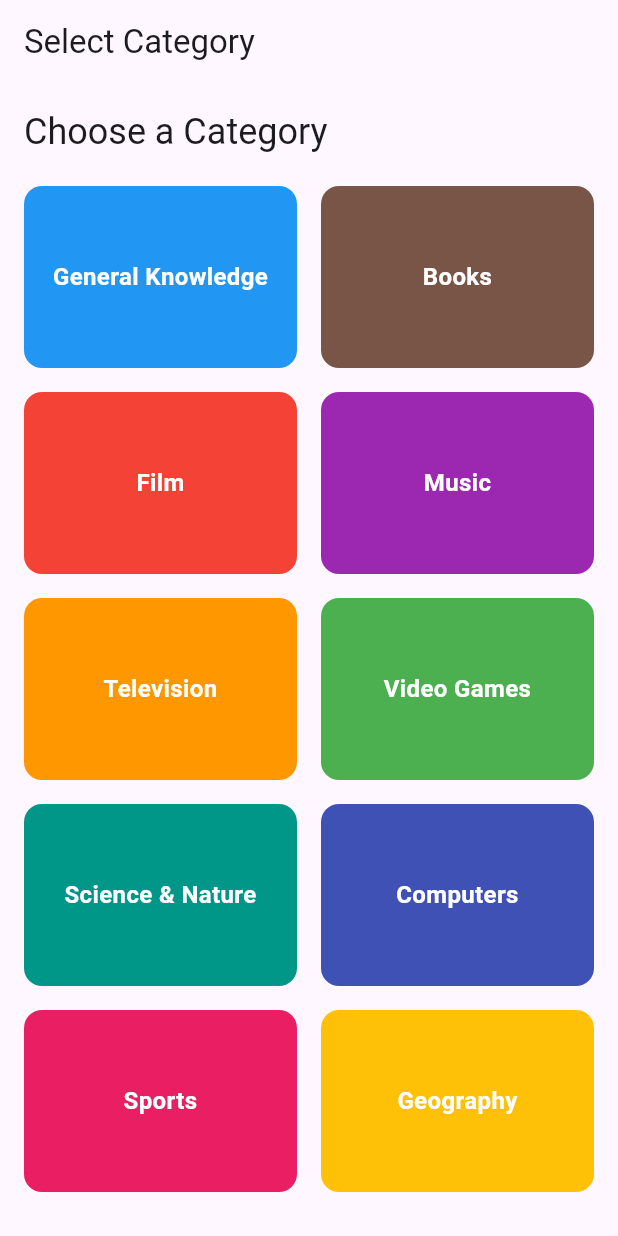
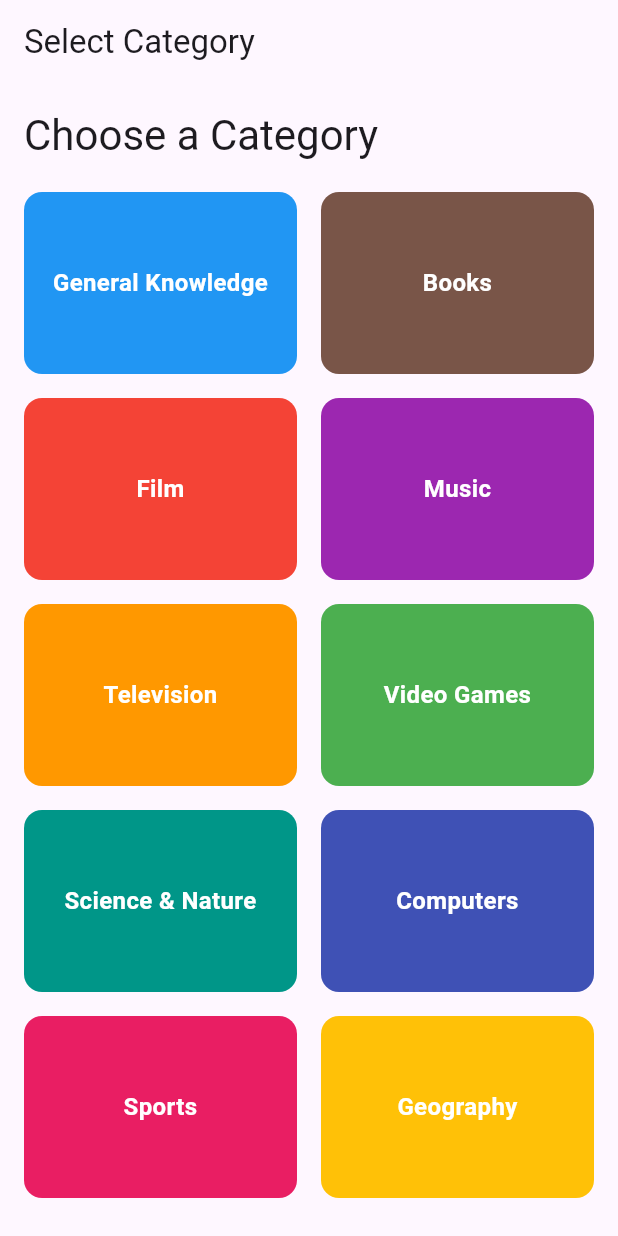
Before and after one commit to fizzahfaizi21/quiz_app, a Flutter app: the screen it shows after launch, on a phone screen of 412 x 824 dp. Run offline on Flutter 3.47's test engine with Material 3 defaults, Android fonts, the phone set to English and light mode, and no system bars; our stand-ins replace firebase_core, html_unescape; accounts and stored records are empty.

Commit message:
changed and updated so many files to fix all errors popping up

```diff
--- a/lib/main.dart
+++ b/lib/main.dart
@@ -17,7 +17,8 @@ class MyApp extends StatelessWidget {
         primarySwatch: Colors.blue,
         elevatedButtonTheme: ElevatedButtonThemeData(
           style: ElevatedButton.styleFrom(
-            primary: Colors.blue,
+            backgroundColor:
+                Colors.blue, // Updated from primary to backgroundColor
             shape: RoundedRectangleBorder(
               borderRadius: BorderRadius.circular(8),
             ),
--- a/lib/screens/category_screen.dart
+++ b/lib/screens/category_screen.dart
@@ -32,7 +32,7 @@ class CategoryScreen extends StatelessWidget {
           children: [
             Text(
               'Choose a Category',
-              style: Theme.of(context).textTheme.headline5,
+              style: Theme.of(context).textTheme.headlineMedium,
             ),
             const SizedBox(height: 20),
             Expanded(
--- a/lib/services/api_service.dart
+++ b/lib/services/api_service.dart
@@ -1,6 +1,6 @@
 import 'dart:convert';
 import 'package:http/http.dart' as http;
-import 'lib/models/question.dart';
+import '../models/question.dart'; // Fix the import path
 
 class ApiService {
   static Future<List<Question>> fetchQuestions({
```
Also changed, not shown: lib/screens/quiz_screen.dart (+4 -4 lines), firebase.json (added), lib/firebase_options.dart (added), lib/models/question.dart (renamed from lib/models/questions.dart), 3 other files.
